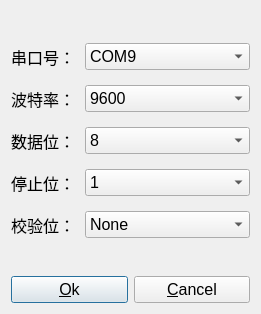
Before: the Qt Designer form window/comdialog.ui in leek520/WBP, drawn with Qt 5.
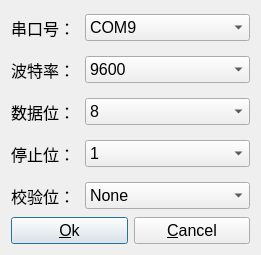
After: the same form once the commit is applied.

Patch:
```diff
--- a/window/comdialog.ui
+++ b/window/comdialog.ui
@@ -10,7 +10,7 @@
     <x>0</x>
     <y>0</y>
     <width>261</width>
-    <height>314</height>
+    <height>255</height>
    </rect>
   </property>
   <property name="font">
```
